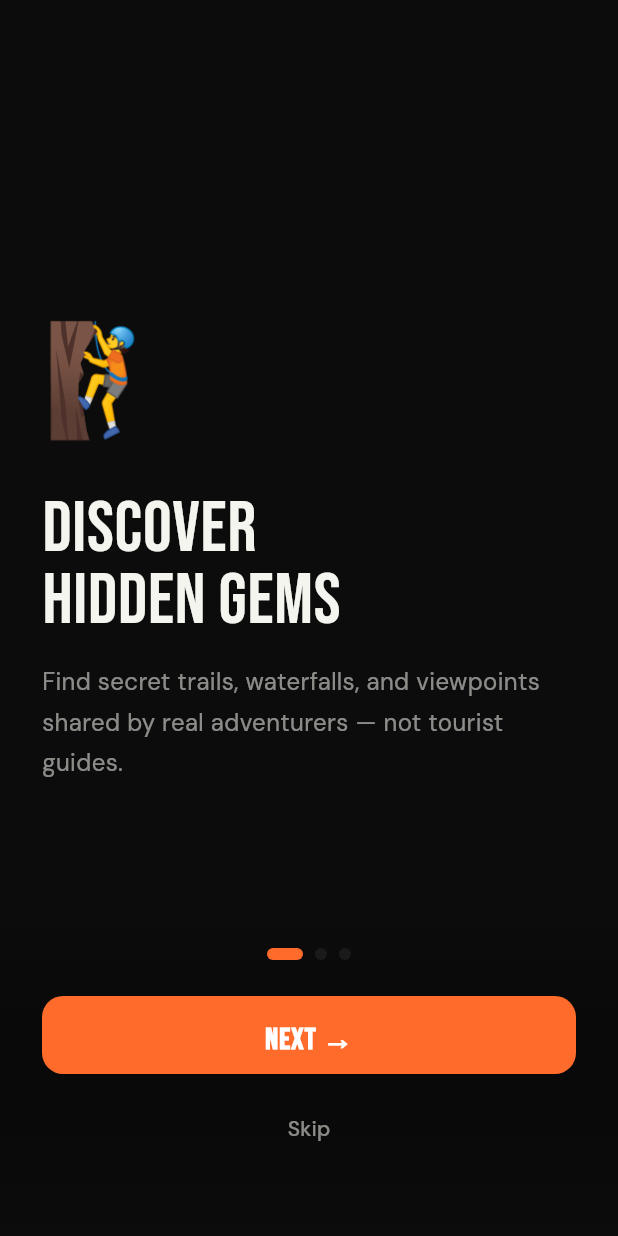
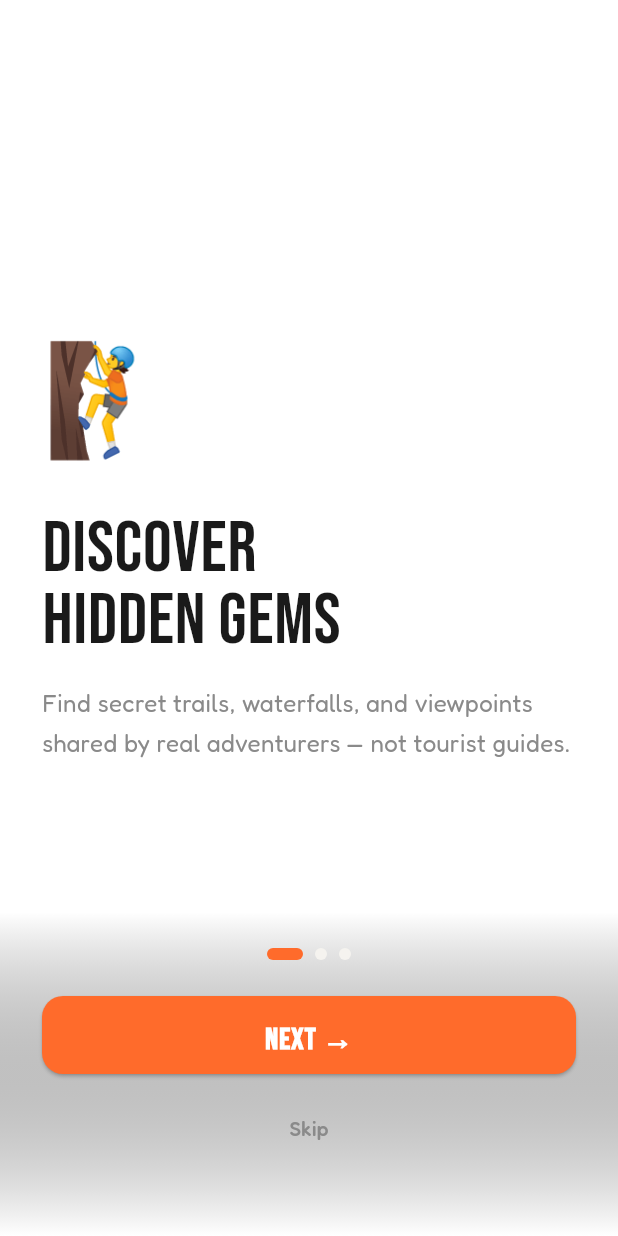
Before and after one commit to sahiladlakha-vn/Explorife2-, a Flutter app: the screen it shows after launch, on a phone screen of 412 x 824 dp. Run offline on Flutter 3.47's test engine with Material 3 defaults, Android fonts, the phone set to English and light mode, and no system bars; our stand-ins replace cached_network_image, flutter_dotenv, flutter_map, geolocator, go_router, google_fonts and 5 more; missing offline and left inert: dart:js_interop, dart:ui_web, pointer_interceptor; accounts and stored records are empty.

Commit message:
style: light-theme pass on auth, onboarding, hikes screens
Continues the app's light-theme token migration (AppTheme.bg/surface/
divider/textPrimary/textSecondary -> lightSurface/lightCard/lightBorder/
lightInk/lightMute) on the remaining screens still using the old dark
tokens, plus shared state_views.dart updates.

Co-Authored-By: Claude Sonnet 5 <noreply@anthropic.com>

```diff
--- a/lib/core/theme/app_theme.dart
+++ b/lib/core/theme/app_theme.dart
@@ -25,11 +25,6 @@ class AppTheme {
   static const Color warn = Color(0xFFFAC775);
   static const Color danger = Color(0xFFE24B4A);
 
-  /// Opacity of the bottom-nav "warm pill" behind the selected item — orange
-  /// (`primary`) laid over the near-black bar at 16%. Single source of truth so
-  /// the pill tint stays in lockstep with the brand colour.
-  static const double navPillOpacity = 0.16;
-
   // Light-sheet sub-palette — the discovery feed renders on a white sheet that
   // sits over the dark map, so it needs its own ink/surface tokens rather than
   // the dark-theme greys. Named here so the sheet/cards stop hardcoding hex.
@@ -53,7 +48,7 @@ class AppTheme {
   static const Color lightInk = Color(0xFF1A1A1A);
   static const Color lightMute = Color(0xFF8A8A8A);
 
-  static TextTheme get _textTheme => GoogleFonts.dmSansTextTheme(
+  static TextTheme get _textTheme => GoogleFonts.fredokaTextTheme(
         const TextTheme(
           displayLarge: TextStyle(color: textPrimary),
           displayMedium: TextStyle(color: textPrimary),
@@ -92,7 +87,7 @@ class AppTheme {
           elevation: 0,
           scrolledUnderElevation: 0,
           centerTitle: false,
-          titleTextStyle: GoogleFonts.dmSans(
+          titleTextStyle: GoogleFonts.fredoka(
             fontSize: 20,
             fontWeight: FontWeight.w700,
             color: textPrimary,
@@ -104,7 +99,7 @@ class AppTheme {
             foregroundColor: Colors.white,
             shape: RoundedRectangleBorder(borderRadius: BorderRadius.circular(12)),
             padding: const EdgeInsets.symmetric(vertical: 14, horizontal: 24),
-            textStyle: GoogleFonts.dmSans(fontWeight: FontWeight.w600, fontSize: 15),
+            textStyle: GoogleFonts.fredoka(fontWeight: FontWeight.w600, fontSize: 15),
           ),
         ),
         inputDecorationTheme: InputDecorationTheme(
@@ -138,9 +133,9 @@ class AppTheme {
           indicatorColor: primary.withValues(alpha: 0.15),
           labelTextStyle: WidgetStateProperty.resolveWith((states) {
             if (states.contains(WidgetState.selected)) {
-              return GoogleFonts.dmSans(fontSize: 10, fontWeight: FontWeight.w600, color: primary);
+              return GoogleFonts.fredoka(fontSize: 10, fontWeight: FontWeight.w600, color: primary);
             }
-            return GoogleFonts.dmSans(fontSize: 10, color: textSecondary);
+            return GoogleFonts.fredoka(fontSize: 10, color: textSecondary);
           }),
           iconTheme: WidgetStateProperty.resolveWith((states) {
             if (states.contains(WidgetState.selected)) {
@@ -157,7 +152,7 @@ class AppTheme {
         chipTheme: ChipThemeData(
           backgroundColor: surface2,
           selectedColor: primary,
-          labelStyle: GoogleFonts.dmSans(fontSize: 12, fontWeight: FontWeight.w600),
+          labelStyle: GoogleFonts.fredoka(fontSize: 12, fontWeight: FontWeight.w600),
           side: const BorderSide(color: divider),
           shape: const StadiumBorder(),
         ),
--- a/lib/screens/onboarding/onboarding_screen.dart
+++ b/lib/screens/onboarding/onboarding_screen.dart
@@ -47,7 +47,7 @@ class _OnboardingScreenState extends State<OnboardingScreen> {
     // navigation side effect here, which previously fired stale go() calls
     // during the cold-boot auth race.
     return Scaffold(
-      backgroundColor: AppTheme.bg,
+      backgroundColor: AppTheme.lightSurface,
       body: Stack(
         children: [
           PageView.builder(
@@ -66,7 +66,7 @@ class _OnboardingScreenState extends State<OnboardingScreen> {
                 gradient: LinearGradient(
                   begin: Alignment.topCenter,
                   end: Alignment.bottomCenter,
-                  colors: [Colors.transparent, AppTheme.bg.withValues(alpha: 0.98)],
+                  colors: [Colors.transparent, AppTheme.lightSurface.withValues(alpha: 0.98)],
                 ),
               ),
               child: Column(children: [
@@ -79,7 +79,7 @@ class _OnboardingScreenState extends State<OnboardingScreen> {
                     width: i == _page ? 24 : 8,
                     height: 8,
                     decoration: BoxDecoration(
-                      color: i == _page ? AppTheme.primary : AppTheme.surface2,
+                      color: i == _page ? AppTheme.primary : AppTheme.lightCard,
                       borderRadius: BorderRadius.circular(4),
                     ),
                   )),
@@ -104,8 +104,8 @@ class _OnboardingScreenState extends State<OnboardingScreen> {
                 TextButton(
                   onPressed: () => context.go('/auth'),
                   child: Text('Skip',
-                      style: GoogleFonts.dmSans(
-                          fontSize: 14, color: AppTheme.textSecondary)),
+                      style: GoogleFonts.fredoka(
+                          fontSize: 14, color: AppTheme.lightMute)),
                 ),
               ]),
             ),
@@ -132,12 +132,12 @@ class _OnboardPage extends StatelessWidget {
           const SizedBox(height: 24),
           Text(title,
               style: GoogleFonts.bebasNeue(
-                  fontSize: 48, color: AppTheme.textPrimary,
+                  fontSize: 48, color: AppTheme.lightInk,
                   letterSpacing: 0.5, height: 1.0)),
           const SizedBox(height: 16),
           Text(body,
-              style: GoogleFonts.dmSans(
-                  fontSize: 16, color: AppTheme.textSecondary, height: 1.7)),
+              style: GoogleFonts.fredoka(
+                  fontSize: 16, color: AppTheme.lightMute, height: 1.7)),
         ],
       ),
     );
```
Also changed, not shown: lib/screens/auth/auth_screen.dart (+4 -4 lines), lib/screens/hikes/hikes_screen.dart (+21 -21 lines), lib/widgets/state_views.dart (+10 -10 lines).
